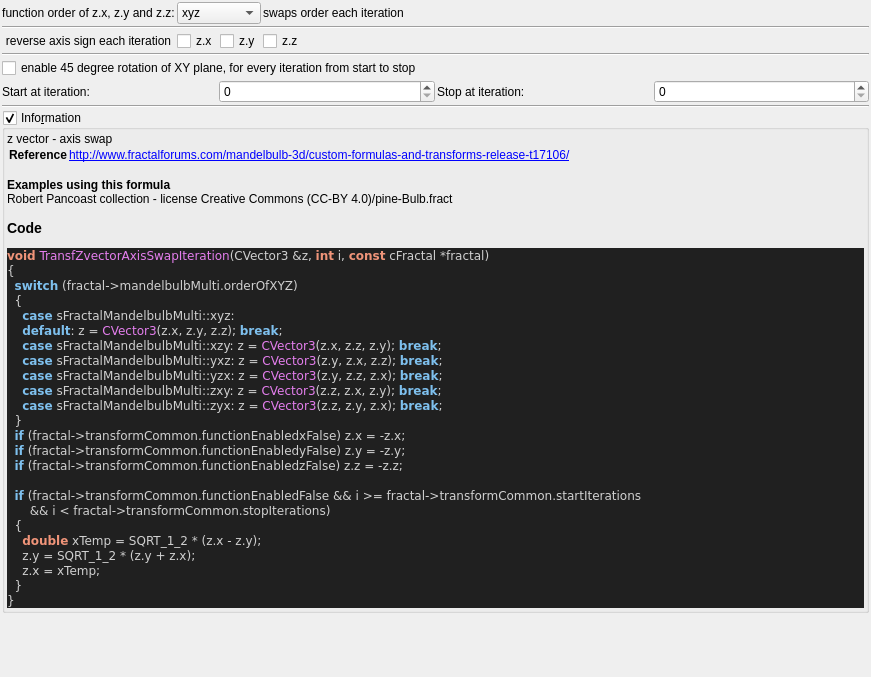
Before: the Qt Designer form mandelbulber2/formula/ui/fractal_transf_zvector_axis_swap.ui in buddhi1980/mandelbulber2, drawn with Qt 5.
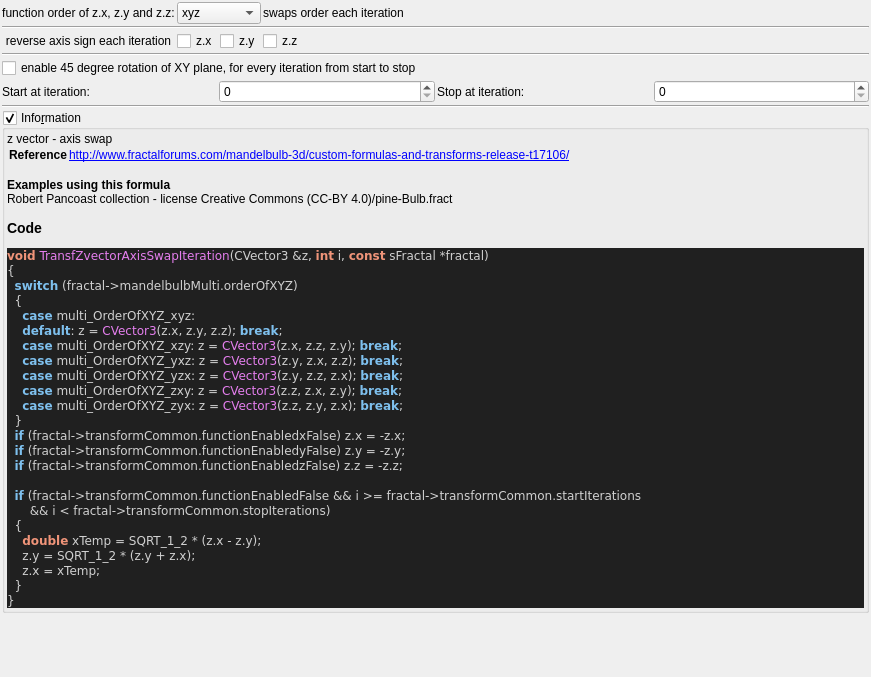
After: the same form once the commit is applied. Custom widgets are drawn as their Qt base class.

```diff
--- a/mandelbulber2/formula/ui/fractal_transf_zvector_axis_swap.ui
+++ b/mandelbulber2/formula/ui/fractal_transf_zvector_axis_swap.ui
@@ -265,17 +265,17 @@
 &lt;/table&gt;
 &lt;br&gt;&lt;b&gt;Examples using this formula&lt;/b&gt;&lt;br&gt;Robert Pancoast collection - license Creative Commons (CC-BY 4.0)/pine-Bulb.fract&lt;h3&gt;Code&lt;/h3&gt;
 &lt;body style=&quot;background-color:#202020&quot;&gt;
-&lt;pre style=&quot;color:#d0d0d0; background-color:#202020;  font-family:'Courier New',monospace;&quot;&gt;&lt;span style=&quot;color:#f09479; font-weight:bold&quot;&gt;void&lt;/span&gt; &lt;span style=&quot;color:#e47eed&quot;&gt;TransfZvectorAxisSwapIteration&lt;/span&gt;&lt;span style=&quot;color:#d0d0d0&quot;&gt;(&lt;/span&gt;CVector3 &lt;span style=&quot;color:#d0d0d0&quot;&gt;&amp;amp;&lt;/span&gt;z&lt;span style=&quot;color:#d0d0d0&quot;&gt;,&lt;/span&gt; &lt;span style=&quot;color:#f09479; font-weight:bold&quot;&gt;int&lt;/span&gt; i&lt;span style=&quot;color:#d0d0d0&quot;&gt;,&lt;/span&gt; &lt;span style=&quot;color:#f09479; font-weight:bold&quot;&gt;const&lt;/span&gt; cFractal &lt;span style=&quot;color:#d0d0d0&quot;&gt;*&lt;/span&gt;fractal&lt;span style=&quot;color:#d0d0d0&quot;&gt;)&lt;/span&gt;
+&lt;pre style=&quot;color:#d0d0d0; background-color:#202020;  font-family:'Courier New',monospace;&quot;&gt;&lt;span style=&quot;color:#f09479; font-weight:bold&quot;&gt;void&lt;/span&gt; &lt;span style=&quot;color:#e47eed&quot;&gt;TransfZvectorAxisSwapIteration&lt;/span&gt;&lt;span style=&quot;color:#d0d0d0&quot;&gt;(&lt;/span&gt;CVector3 &lt;span style=&quot;color:#d0d0d0&quot;&gt;&amp;amp;&lt;/span&gt;z&lt;span style=&quot;color:#d0d0d0&quot;&gt;,&lt;/span&gt; &lt;span style=&quot;color:#f09479; font-weight:bold&quot;&gt;int&lt;/span&gt; i&lt;span style=&quot;color:#d0d0d0&quot;&gt;,&lt;/span&gt; &lt;span style=&quot;color:#f09479; font-weight:bold&quot;&gt;const&lt;/span&gt; sFractal &lt;span style=&quot;color:#d0d0d0&quot;&gt;*&lt;/span&gt;fractal&lt;span style=&quot;color:#d0d0d0&quot;&gt;)&lt;/span&gt;
 &lt;span style=&quot;color:#d0d0d0&quot;&gt;{&lt;/span&gt;
   &lt;span style=&quot;color:#7ec0ee; font-weight:bold&quot;&gt;switch&lt;/span&gt; &lt;span style=&quot;color:#d0d0d0&quot;&gt;(&lt;/span&gt;fractal&lt;span style=&quot;color:#d0d0d0&quot;&gt;-&amp;gt;&lt;/span&gt;mandelbulbMulti&lt;span style=&quot;color:#d0d0d0&quot;&gt;.&lt;/span&gt;orderOfXYZ&lt;span style=&quot;color:#d0d0d0&quot;&gt;)&lt;/span&gt;
   &lt;span style=&quot;color:#d0d0d0&quot;&gt;{&lt;/span&gt;
-    &lt;span style=&quot;color:#7ec0ee; font-weight:bold&quot;&gt;case&lt;/span&gt; sFractalMandelbulbMulti&lt;span style=&quot;color:#d0d0d0&quot;&gt;::&lt;/span&gt;xyz&lt;span style=&quot;color:#d0d0d0&quot;&gt;:&lt;/span&gt;
+    &lt;span style=&quot;color:#7ec0ee; font-weight:bold&quot;&gt;case&lt;/span&gt; multi_OrderOfXYZ_xyz&lt;span style=&quot;color:#d0d0d0&quot;&gt;:&lt;/span&gt;
     &lt;span style=&quot;color:#7ec0ee; font-weight:bold&quot;&gt;default&lt;/span&gt;&lt;span style=&quot;color:#d0d0d0&quot;&gt;:&lt;/span&gt; z &lt;span style=&quot;color:#d0d0d0&quot;&gt;=&lt;/span&gt; &lt;span style=&quot;color:#e47eed&quot;&gt;CVector3&lt;/span&gt;&lt;span style=&quot;color:#d0d0d0&quot;&gt;(&lt;/span&gt;z&lt;span style=&quot;color:#d0d0d0&quot;&gt;.&lt;/span&gt;x&lt;span style=&quot;color:#d0d0d0&quot;&gt;,&lt;/span&gt; z&lt;span style=&quot;color:#d0d0d0&quot;&gt;.&lt;/span&gt;y&lt;span style=&quot;color:#d0d0d0&quot;&gt;,&lt;/span&gt; z&lt;span style=&quot;color:#d0d0d0&quot;&gt;.&lt;/span&gt;z&lt;span style=&quot;color:#d0d0d0&quot;&gt;);&lt;/span&gt; &lt;span style=&quot;color:#7ec0ee; font-weight:bold&quot;&gt;break&lt;/span&gt;&lt;span style=&quot;color:#d0d0d0&quot;&gt;;&lt;/span&gt;
-    &lt;span style=&quot;color:#7ec0ee; font-weight:bold&quot;&gt;case&lt;/span&gt; sFractalMandelbulbMulti&lt;span style=&quot;color:#d0d0d0&quot;&gt;::&lt;/span&gt;xzy&lt;span style=&quot;color:#d0d0d0&quot;&gt;:&lt;/span&gt; z &lt;span style=&quot;color:#d0d0d0&quot;&gt;=&lt;/span&gt; &lt;span style=&quot;color:#e47eed&quot;&gt;CVector3&lt;/span&gt;&lt;span style=&quot;color:#d0d0d0&quot;&gt;(&lt;/span&gt;z&lt;span style=&quot;color:#d0d0d0&quot;&gt;.&lt;/span&gt;x&lt;span style=&quot;color:#d0d0d0&quot;&gt;,&lt;/span&gt; z&lt;span style=&quot;color:#d0d0d0&quot;&gt;.&lt;/span&gt;z&lt;span style=&quot;color:#d0d0d0&quot;&gt;,&lt;/span&gt; z&lt;span style=&quot;color:#d0d0d0&quot;&gt;.&lt;/span&gt;y&lt;span style=&quot;color:#d0d0d0&quot;&gt;);&lt;/span&gt; &lt;span style=&quot;color:#7ec0ee; font-weight:bold&quot;&gt;break&lt;/span&gt;&lt;span style=&quot;color:#d0d0d0&quot;&gt;;&lt;/span&gt;
-    &lt;span style=&quot;color:#7ec0ee; font-weight:bold&quot;&gt;case&lt;/span&gt; sFractalMandelbulbMulti&lt;span style=&quot;color:#d0d0d0&quot;&gt;::&lt;/span&gt;yxz&lt;span style=&quot;color:#d0d0d0&quot;&gt;:&lt;/span&gt; z &lt;span style=&quot;color:#d0d0d0&quot;&gt;=&lt;/span&gt; &lt;span style=&quot;color:#e47eed&quot;&gt;CVector3&lt;/span&gt;&lt;span style=&quot;color:#d0d0d0&quot;&gt;(&lt;/span&gt;z&lt;span style=&quot;color:#d0d0d0&quot;&gt;.&lt;/span&gt;y&lt;span style=&quot;color:#d0d0d0&quot;&gt;,&lt;/span&gt; z&lt;span style=&quot;color:#d0d0d0&quot;&gt;.&lt;/span&gt;x&lt;span style=&quot;color:#d0d0d0&quot;&gt;,&lt;/span&gt; z&lt;span style=&quot;color:#d0d0d0&quot;&gt;.&lt;/span&gt;z&lt;span style=&quot;color:#d0d0d0&quot;&gt;);&lt;/span&gt; &lt;span style=&quot;color:#7ec0ee; font-weight:bold&quot;&gt;break&lt;/span&gt;&lt;span style=&quot;color:#d0d0d0&quot;&gt;;&lt;/span&gt;
-    &lt;span style=&quot;color:#7ec0ee; font-weight:bold&quot;&gt;case&lt;/span&gt; sFractalMandelbulbMulti&lt;span style=&quot;color:#d0d0d0&quot;&gt;::&lt;/span&gt;yzx&lt;span style=&quot;color:#d0d0d0&quot;&gt;:&lt;/span&gt; z &lt;span style=&quot;color:#d0d0d0&quot;&gt;=&lt;/span&gt; &lt;span style=&quot;color:#e47eed&quot;&gt;CVector3&lt;/span&gt;&lt;span style=&quot;color:#d0d0d0&quot;&gt;(&lt;/span&gt;z&lt;span style=&quot;color:#d0d0d0&quot;&gt;.&lt;/span&gt;y&lt;span style=&quot;color:#d0d0d0&quot;&gt;,&lt;/span&gt; z&lt;span style=&quot;color:#d0d0d0&quot;&gt;.&lt;/span&gt;z&lt;span style=&quot;color:#d0d0d0&quot;&gt;,&lt;/span&gt; z&lt;span style=&quot;color:#d0d0d0&quot;&gt;.&lt;/span&gt;x&lt;span style=&quot;color:#d0d0d0&quot;&gt;);&lt;/span&gt; &lt;span style=&quot;color:#7ec0ee; font-weight:bold&quot;&gt;break&lt;/span&gt;&lt;span style=&quot;color:#d0d0d0&quot;&gt;;&lt;/span&gt;
-    &lt;span style=&quot;color:#7ec0ee; font-weight:bold&quot;&gt;case&lt;/span&gt; sFractalMandelbulbMulti&lt;span style=&quot;color:#d0d0d0&quot;&gt;::&lt;/span&gt;zxy&lt;span style=&quot;color:#d0d0d0&quot;&gt;:&lt;/span&gt; z &lt;span style=&quot;color:#d0d0d0&quot;&gt;=&lt;/span&gt; &lt;span style=&quot;color:#e47eed&quot;&gt;CVector3&lt;/span&gt;&lt;span style=&quot;color:#d0d0d0&quot;&gt;(&lt;/span&gt;z&lt;span style=&quot;color:#d0d0d0&quot;&gt;.&lt;/span&gt;z&lt;span style=&quot;color:#d0d0d0&quot;&gt;,&lt;/span&gt; z&lt;span style=&quot;color:#d0d0d0&quot;&gt;.&lt;/span&gt;x&lt;span style=&quot;color:#d0d0d0&quot;&gt;,&lt;/span&gt; z&lt;span style=&quot;color:#d0d0d0&quot;&gt;.&lt;/span&gt;y&lt;span style=&quot;color:#d0d0d0&quot;&gt;);&lt;/span&gt; &lt;span style=&quot;color:#7ec0ee; font-weight:bold&quot;&gt;break&lt;/span&gt;&lt;span style=&quot;color:#d0d0d0&quot;&gt;;&lt;/span&gt;
-    &lt;span style=&quot;color:#7ec0ee; font-weight:bold&quot;&gt;case&lt;/span&gt; sFractalMandelbulbMulti&lt;span style=&quot;color:#d0d0d0&quot;&gt;::&lt;/span&gt;zyx&lt;span style=&quot;color:#d0d0d0&quot;&gt;:&lt;/span&gt; z &lt;span style=&quot;color:#d0d0d0&quot;&gt;=&lt;/span&gt; &lt;span style=&quot;color:#e47eed&quot;&gt;CVector3&lt;/span&gt;&lt;span style=&quot;color:#d0d0d0&quot;&gt;(&lt;/span&gt;z&lt;span style=&quot;color:#d0d0d0&quot;&gt;.&lt;/span&gt;z&lt;span style=&quot;color:#d0d0d0&quot;&gt;,&lt;/span&gt; z&lt;span style=&quot;color:#d0d0d0&quot;&gt;.&lt;/span&gt;y&lt;span style=&quot;color:#d0d0d0&quot;&gt;,&lt;/span&gt; z&lt;span style=&quot;color:#d0d0d0&quot;&gt;.&lt;/span&gt;x&lt;span style=&quot;color:#d0d0d0&quot;&gt;);&lt;/span&gt; &lt;span style=&quot;color:#7ec0ee; font-weight:bold&quot;&gt;break&lt;/span&gt;&lt;span style=&quot;color:#d0d0d0&quot;&gt;;&lt;/span&gt;
+    &lt;span style=&quot;color:#7ec0ee; font-weight:bold&quot;&gt;case&lt;/span&gt; multi_OrderOfXYZ_xzy&lt;span style=&quot;color:#d0d0d0&quot;&gt;:&lt;/span&gt; z &lt;span style=&quot;color:#d0d0d0&quot;&gt;=&lt;/span&gt; &lt;span style=&quot;color:#e47eed&quot;&gt;CVector3&lt;/span&gt;&lt;span style=&quot;color:#d0d0d0&quot;&gt;(&lt;/span&gt;z&lt;span style=&quot;color:#d0d0d0&quot;&gt;.&lt;/span&gt;x&lt;span style=&quot;color:#d0d0d0&quot;&gt;,&lt;/span&gt; z&lt;span style=&quot;color:#d0d0d0&quot;&gt;.&lt;/span&gt;z&lt;span style=&quot;color:#d0d0d0&quot;&gt;,&lt;/span&gt; z&lt;span style=&quot;color:#d0d0d0&quot;&gt;.&lt;/span&gt;y&lt;span style=&quot;color:#d0d0d0&quot;&gt;);&lt;/span&gt; &lt;span style=&quot;color:#7ec0ee; font-weight:bold&quot;&gt;break&lt;/span&gt;&lt;span style=&quot;color:#d0d0d0&quot;&gt;;&lt;/span&gt;
+    &lt;span style=&quot;color:#7ec0ee; font-weight:bold&quot;&gt;case&lt;/span&gt; multi_OrderOfXYZ_yxz&lt;span style=&quot;color:#d0d0d0&quot;&gt;:&lt;/span&gt; z &lt;span style=&quot;color:#d0d0d0&quot;&gt;=&lt;/span&gt; &lt;span style=&quot;color:#e47eed&quot;&gt;CVector3&lt;/span&gt;&lt;span style=&quot;color:#d0d0d0&quot;&gt;(&lt;/span&gt;z&lt;span style=&quot;color:#d0d0d0&quot;&gt;.&lt;/span&gt;y&lt;span style=&quot;color:#d0d0d0&quot;&gt;,&lt;/span&gt; z&lt;span style=&quot;color:#d0d0d0&quot;&gt;.&lt;/span&gt;x&lt;span style=&quot;color:#d0d0d0&quot;&gt;,&lt;/span&gt; z&lt;span style=&quot;color:#d0d0d0&quot;&gt;.&lt;/span&gt;z&lt;span style=&quot;color:#d0d0d0&quot;&gt;);&lt;/span&gt; &lt;span style=&quot;color:#7ec0ee; font-weight:bold&quot;&gt;break&lt;/span&gt;&lt;span style=&quot;color:#d0d0d0&quot;&gt;;&lt;/span&gt;
+    &lt;span style=&quot;color:#7ec0ee; font-weight:bold&quot;&gt;case&lt;/span&gt; multi_OrderOfXYZ_yzx&lt;span style=&quot;color:#d0d0d0&quot;&gt;:&lt;/span&gt; z &lt;span style=&quot;color:#d0d0d0&quot;&gt;=&lt;/span&gt; &lt;span style=&quot;color:#e47eed&quot;&gt;CVector3&lt;/span&gt;&lt;span style=&quot;color:#d0d0d0&quot;&gt;(&lt;/span&gt;z&lt;span style=&quot;color:#d0d0d0&quot;&gt;.&lt;/span&gt;y&lt;span style=&quot;color:#d0d0d0&quot;&gt;,&lt;/span&gt; z&lt;span style=&quot;color:#d0d0d0&quot;&gt;.&lt;/span&gt;z&lt;span style=&quot;color:#d0d0d0&quot;&gt;,&lt;/span&gt; z&lt;span style=&quot;color:#d0d0d0&quot;&gt;.&lt;/span&gt;x&lt;span style=&quot;color:#d0d0d0&quot;&gt;);&lt;/span&gt; &lt;span style=&quot;color:#7ec0ee; font-weight:bold&quot;&gt;break&lt;/span&gt;&lt;span style=&quot;color:#d0d0d0&quot;&gt;;&lt;/span&gt;
+    &lt;span style=&quot;color:#7ec0ee; font-weight:bold&quot;&gt;case&lt;/span&gt; multi_OrderOfXYZ_zxy&lt;span style=&quot;color:#d0d0d0&quot;&gt;:&lt;/span&gt; z &lt;span style=&quot;color:#d0d0d0&quot;&gt;=&lt;/span&gt; &lt;span style=&quot;color:#e47eed&quot;&gt;CVector3&lt;/span&gt;&lt;span style=&quot;color:#d0d0d0&quot;&gt;(&lt;/span&gt;z&lt;span style=&quot;color:#d0d0d0&quot;&gt;.&lt;/span&gt;z&lt;span style=&quot;color:#d0d0d0&quot;&gt;,&lt;/span&gt; z&lt;span style=&quot;color:#d0d0d0&quot;&gt;.&lt;/span&gt;x&lt;span style=&quot;color:#d0d0d0&quot;&gt;,&lt;/span&gt; z&lt;span style=&quot;color:#d0d0d0&quot;&gt;.&lt;/span&gt;y&lt;span style=&quot;color:#d0d0d0&quot;&gt;);&lt;/span&gt; &lt;span style=&quot;color:#7ec0ee; font-weight:bold&quot;&gt;break&lt;/span&gt;&lt;span style=&quot;color:#d0d0d0&quot;&gt;;&lt;/span&gt;
+    &lt;span style=&quot;color:#7ec0ee; font-weight:bold&quot;&gt;case&lt;/span&gt; multi_OrderOfXYZ_zyx&lt;span style=&quot;color:#d0d0d0&quot;&gt;:&lt;/span&gt; z &lt;span style=&quot;color:#d0d0d0&quot;&gt;=&lt;/span&gt; &lt;span style=&quot;color:#e47eed&quot;&gt;CVector3&lt;/span&gt;&lt;span style=&quot;color:#d0d0d0&quot;&gt;(&lt;/span&gt;z&lt;span style=&quot;color:#d0d0d0&quot;&gt;.&lt;/span&gt;z&lt;span style=&quot;color:#d0d0d0&quot;&gt;,&lt;/span&gt; z&lt;span style=&quot;color:#d0d0d0&quot;&gt;.&lt;/span&gt;y&lt;span style=&quot;color:#d0d0d0&quot;&gt;,&lt;/span&gt; z&lt;span style=&quot;color:#d0d0d0&quot;&gt;.&lt;/span&gt;x&lt;span style=&quot;color:#d0d0d0&quot;&gt;);&lt;/span&gt; &lt;span style=&quot;color:#7ec0ee; font-weight:bold&quot;&gt;break&lt;/span&gt;&lt;span style=&quot;color:#d0d0d0&quot;&gt;;&lt;/span&gt;
   &lt;span style=&quot;color:#d0d0d0&quot;&gt;}&lt;/span&gt;
   &lt;span style=&quot;color:#7ec0ee; font-weight:bold&quot;&gt;if&lt;/span&gt; &lt;span style=&quot;color:#d0d0d0&quot;&gt;(&lt;/span&gt;fractal&lt;span style=&quot;color:#d0d0d0&quot;&gt;-&amp;gt;&lt;/span&gt;transformCommon&lt;span style=&quot;color:#d0d0d0&quot;&gt;.&lt;/span&gt;functionEnabledxFalse&lt;span style=&quot;color:#d0d0d0&quot;&gt;)&lt;/span&gt; z&lt;span style=&quot;color:#d0d0d0&quot;&gt;.&lt;/span&gt;x &lt;span style=&quot;color:#d0d0d0&quot;&gt;= -&lt;/span&gt;z&lt;span style=&quot;color:#d0d0d0&quot;&gt;.&lt;/span&gt;x&lt;span style=&quot;color:#d0d0d0&quot;&gt;;&lt;/span&gt;
   &lt;span style=&quot;color:#7ec0ee; font-weight:bold&quot;&gt;if&lt;/span&gt; &lt;span style=&quot;color:#d0d0d0&quot;&gt;(&lt;/span&gt;fractal&lt;span style=&quot;color:#d0d0d0&quot;&gt;-&amp;gt;&lt;/span&gt;transformCommon&lt;span style=&quot;color:#d0d0d0&quot;&gt;.&lt;/span&gt;functionEnabledyFalse&lt;span style=&quot;color:#d0d0d0&quot;&gt;)&lt;/span&gt; z&lt;span style=&quot;color:#d0d0d0&quot;&gt;.&lt;/span&gt;y &lt;span style=&quot;color:#d0d0d0&quot;&gt;= -&lt;/span&gt;z&lt;span style=&quot;color:#d0d0d0&quot;&gt;.&lt;/span&gt;y&lt;span style=&quot;color:#d0d0d0&quot;&gt;;&lt;/span&gt;
```
